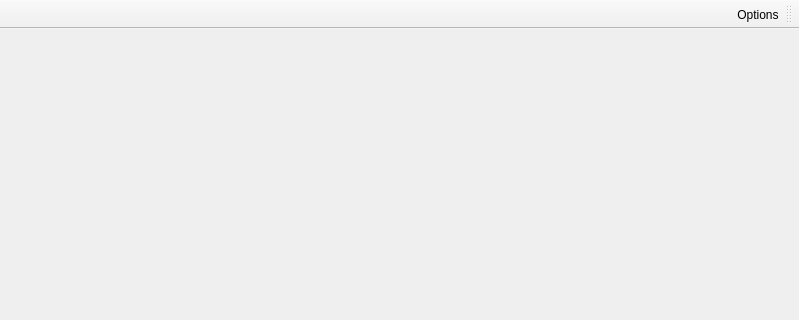
The window that MGAWithSQL/mainwindow.ui (amirtosson/MGAConnect) describes before a commit, drawn with Qt 5; both pictures show x 0 to 799 and y 0 to 320 of the 799 by 572 pixel window.
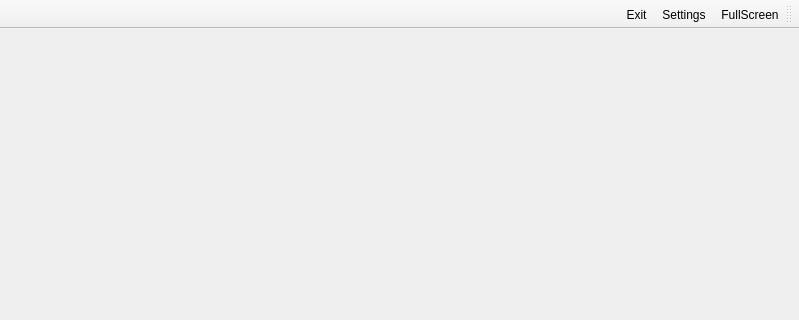
The same window after the commit. Icons and pictures are not drawn. Custom widgets are drawn as their Qt base class.

Diff of the .ui file:
```diff
--- a/MGAWithSQL/mainwindow.ui
+++ b/MGAWithSQL/mainwindow.ui
@@ -204,7 +204,9 @@
    <attribute name="toolBarBreak">
     <bool>false</bool>
    </attribute>
+   <addaction name="actionFullScreen"/>
    <addaction name="actionOptions"/>
+   <addaction name="actionExit"/>
   </widget>
   <widget class="QStatusBar" name="statusBar">
    <property name="layoutDirection">
@@ -213,7 +215,25 @@
   </widget>
   <action name="actionOptions">
    <property name="text">
-    <string>Options</string>
+    <string>Settings</string>
+   </property>
+  </action>
+  <action name="actionExit">
+   <property name="icon">
+    <iconset resource="imageresources.qrc">
+     <normaloff>:/buttonIcons/Resources/Icons/exit.png</normaloff>:/buttonIcons/Resources/Icons/exit.png</iconset>
+   </property>
+   <property name="text">
+    <string>Exit</string>
+   </property>
+  </action>
+  <action name="actionFullScreen">
+   <property name="icon">
+    <iconset resource="imageresources.qrc">
+     <normaloff>:/buttonIcons/Resources/Icons/fit.png</normaloff>:/buttonIcons/Resources/Icons/fit.png</iconset>
+   </property>
+   <property name="text">
+    <string>FullScreen</string>
    </property>
   </action>
  </widget>
```
Left out of the diff: 24 changed lines with no effect on the pictures.
